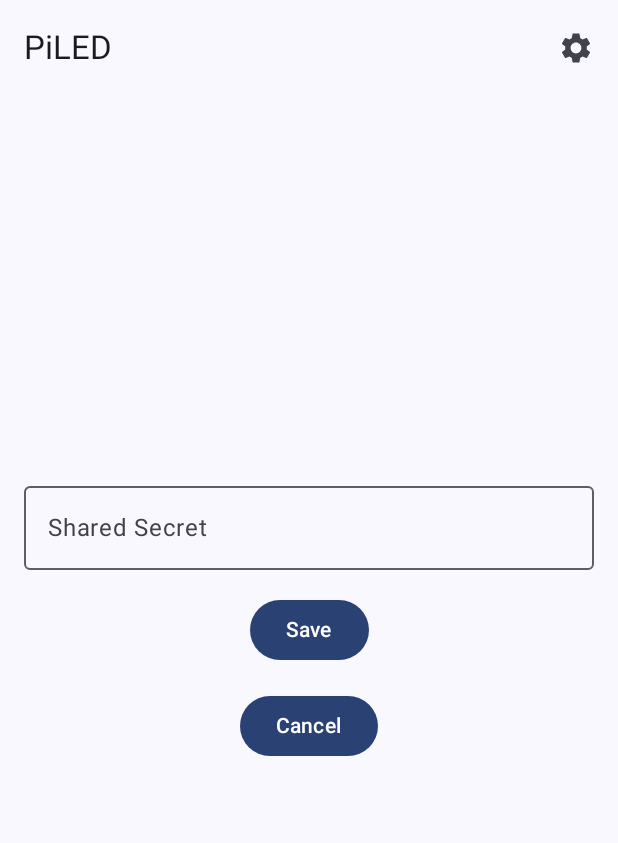
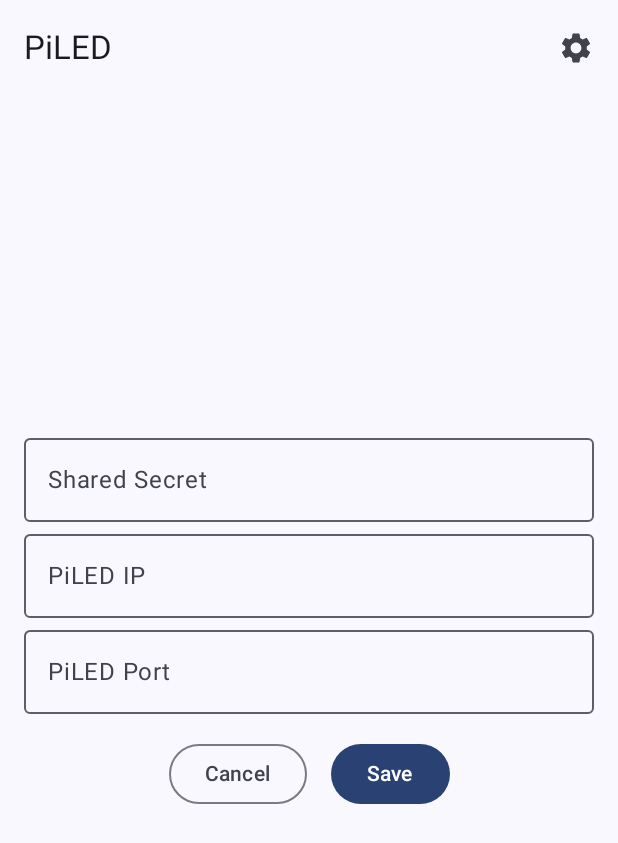
Before and after one commit to PolisanTheEasyNick/PiLED-Android, an Android app built with Jetpack Compose: the screen it shows after launch (MainActivity), after a tap on "Settings", on a phone screen of 412 x 824 dp. Shown: the top 843 px of the screen. Run offline under Robolectric (Android 15) with nearby library versions, the phone set to English and light mode, and no system bars.

Commit message:
feat: nfc and more settings

```diff
--- a/app/src/main/java/dev/polisan/piled/MainActivity.kt
+++ b/app/src/main/java/dev/polisan/piled/MainActivity.kt
@@ -13,6 +13,7 @@ import androidx.compose.material3.CircularProgressIndicator
 import androidx.compose.material3.ExperimentalMaterial3Api
 import androidx.compose.material3.Icon
 import androidx.compose.material3.IconButton
+import androidx.compose.material3.OutlinedButton
 import androidx.compose.material3.OutlinedTextField
 import androidx.compose.material3.Scaffold
 import androidx.compose.material3.Text
@@ -25,6 +26,9 @@ import androidx.compose.ui.res.painterResource
 import androidx.compose.ui.text.input.TextFieldValue
 import androidx.compose.ui.tooling.preview.Preview
 import androidx.compose.ui.unit.dp
+import dev.polisan.piled.PiLED.appContext
+import dev.polisan.piled.PiLED.defaultIp
+import dev.polisan.piled.PiLED.defaultPort
 import dev.polisan.piled.PiLED.isConnected
 import dev.polisan.piled.ui.theme.PiLEDTheme
 import kotlinx.coroutines.Dispatchers
@@ -38,6 +42,9 @@ var openSettings by mutableStateOf(false)
     private set
 
 class MainActivity : ComponentActivity() {
+
+    private val mainActivityContext = this
+
     @OptIn(ExperimentalMaterial3Api::class)
     override fun onCreate(savedInstanceState: Bundle?) {
         super.onCreate(savedInstanceState)
@@ -62,7 +69,7 @@ class MainActivity : ComponentActivity() {
                             context = this
                         )
                     } else {
-                        MainLayout(modifier = Modifier.padding(innerPadding))
+                        MainLayout(context = this, modifier = Modifier.padding(innerPadding))
                     }
                 }
             }
@@ -83,10 +90,10 @@ fun SettingsIcon(onClick: () -> Unit) {
 
 
 @Composable
-fun MainLayout(modifier: Modifier = Modifier) {
+fun MainLayout(context: Context, modifier: Modifier = Modifier) {
     var isLoading by remember { mutableStateOf(false) }
-    var address by remember { mutableStateOf(TextFieldValue("192.168.0.4")) }
-    var port by remember { mutableStateOf(TextFieldValue("3384")) }
+    var address by remember { mutableStateOf(TextFieldValue(getSetting(context, "piled_ip"))) }
+    var port by remember { mutableStateOf(TextFieldValue(getSetting(context, "piled_port"))) }
     val coroutineScope = rememberCoroutineScope()
 
     if (!isConnected) {
@@ -99,7 +106,7 @@ fun MainLayout(modifier: Modifier = Modifier) {
             onConnect = {
                 coroutineScope.launch {
                     isLoading = true
-                    PiLED.connect(address.text, port.text.toInt())
+                    PiLED.connect(address.text, port.text)
                     isLoading = false
                 }
             }
@@ -206,7 +213,9 @@ fun CurrentColor(color: Color) {
 
 @Composable
 fun SettingsUI(onClose: () -> Unit, context: Context) {
-    var sharedSecret by remember { mutableStateOf(TextFieldValue(getSavedSharedSecret(context))) }
+    var sharedSecret by remember { mutableStateOf(TextFieldValue(getSetting(context, "shared_secret"))) }
+    var ip by remember { mutableStateOf(TextFieldValue(getSetting(context, "piled_ip"))) }
+    var port by remember { mutableStateOf(TextFieldValue(getSetting(context, "piled_port"))) }
 
     Column(
         modifier = Modifier
@@ -221,34 +230,46 @@ fun SettingsUI(onClose: () -> Unit, context: Context) {
             label = { Text("Shared Secret") },
             modifier = Modifier.fillMaxWidth()
         )
+        Spacer(modifier = Modifier.width(4.dp))
+        OutlinedTextField(
+            value = ip,
+            onValueChange = { ip = it },
+            label = { Text("PiLED IP") },
+            modifier = Modifier.fillMaxWidth()
+        )
+        Spacer(modifier = Modifier.width(4.dp))
+        OutlinedTextField(
+            value = port,
+            onValueChange = { port = it },
+            label = { Text("PiLED Port") },
+            modifier = Modifier.fillMaxWidth()
+        )
         Spacer(modifier = Modifier.height(16.dp))
-        Button(onClick = {
-            saveSharedSecret(context, sharedSecret.text)
-            onClose()
-        }) {
-            Text("Save")
-        }
-        Spacer(modifier = Modifier.height(16.dp))
-        Button(onClick = onClose) {
-            Text("Cancel")
+        Row() {
+            OutlinedButton(onClick = onClose) {
+                Text("Cancel")
+            }
+            Spacer(modifier = Modifier.width(16.dp))
+            Button(onClick = {
+                saveSetting(context, "shared_secret", sharedSecret.text)
+                saveSetting(context, "piled_ip", ip.text)
+                saveSetting(context, "piled_port", port.text)
+                defaultIp = ip.text
+                defaultPort = port.text
+                onClose()
+            }) {
+                Text("Save")
+            }
         }
     }
 }
 
-private fun saveSharedSecret(context: Context, secret: String) {
+private fun saveSetting(context: Context, setting: String, value: String) {
     val prefs = context.getSharedPreferences("PiLEDPrefs", Context.MODE_PRIVATE)
-    prefs.edit().putString("shared_secret", secret).apply()
+    prefs.edit().putString(setting, value).apply()
 }
 
-private fun getSavedSharedSecret(context: Context): String {
+private fun getSetting(context: Context, setting: String): String {
     val prefs = context.getSharedPreferences("PiLEDPrefs", Context.MODE_PRIVATE)
-    return prefs.getString("shared_secret", "") ?: ""
+    return prefs.getString(setting, "") ?: ""
 }
-
-@Preview(showBackground = true)
-@Composable
-fun DefaultPreview() {
-    PiLEDTheme {
-        MainLayout()
-    }
-}
--- a/app/src/main/java/dev/polisan/piled/PiLED.kt
+++ b/app/src/main/java/dev/polisan/piled/PiLED.kt
@@ -42,10 +42,10 @@ enum class OP(var value: Int) {
 
 object PiLED {
     private var sharedSecret: String? = null
-    private const val defaultIp = "192.168.0.5"
-    private const val defaultPort = 3384
+    var defaultIp = "192.168.0.5"
+    var defaultPort = "3384"
     private const val version = 4;
-    private lateinit var appContext: Context
+    lateinit var appContext: Context
 
     private var socket: Socket? = null
     private var inputStream: InputStream? = null
@@ -68,6 +68,10 @@ object PiLED {
             Log.w("PiLED", "Shared secret not found in preferences. Please set it in settings.")
             Toast.makeText(context, "Shared secret not found in preferences. Please set it in settings.", Toast.LENGTH_LONG).show()
         }
+
+        defaultIp = prefs.getString("piled_ip", null) ?: "192.168.0.4"
+        defaultPort = prefs.getString("piled_port", null) ?: "3384"
+        Log.d("PiLED", "Initialized PiLED with $defaultIp:$defaultPort")
     }
 
     private inline fun <T> withSharedSecret(action: () -> T): T? {
@@ -83,16 +87,19 @@ object PiLED {
     /**
      * Establishes a connection to the server at the specified IP and port.
      */
-    suspend fun connect(ip: String = defaultIp, port: Int = defaultPort): Boolean {
+    suspend fun connect(ip: String = defaultIp, port: String = defaultPort, onConnected: (() -> Unit)? = null): Boolean {
         return withContext(Dispatchers.IO) {
             try {
                 socket = Socket()
-                socket!!.connect(InetSocketAddress(ip, port), 5000)
+                socket!!.connect(InetSocketAddress(ip, port.toInt()), 5000)
                 inputStream = BufferedInputStream(socket!!.getInputStream())
                 outputStream = socket!!.getOutputStream()
                 isConnected = true
                 Log.d("PiLED", "Connected to $ip:$port")
                 startListening()
+
+                onConnected?.invoke()
+
                 true
             } catch (e: Exception) {
                 Log.e("PiLED", "Connection failed: ${e.message}")
@@ -101,6 +108,7 @@ object PiLED {
             }
         }
     }
+
 
     /**
      * Closes the connection.
@@ -173,7 +181,9 @@ object PiLED {
         val blue = (color.blue * 255).toInt().toByte()
         val payload = byteArrayOf(red, green, blue, 3, 0)
         val packet = createPacket(header, payload)
-        sendPacket(packet)
+        coroutineScope.launch {
+            sendPacket(packet)
+        }
     }
 
     /**
@@ -183,7 +193,9 @@ object PiLED {
         val header = generateHeader(OP.SYS_TOGGLE_SUSPEND)
         val payload = byteArrayOf(209.toByte(), 0.toByte(), 255.toByte(), 3.toByte(), 0.toByte())
         val packet = createPacket(header, payload)
-        sendPacket(packet)
+        coroutineScope.launch {
+            sendPacket(packet)
+        }
     }
     /**
      * Requests the current color from the server.
@@ -191,7 +203,9 @@ object PiLED {
     fun requestColor() = withSharedSecret {
         val header = generateHeader(OP.LED_GET_CURRENTCOLOR)
         val packet = createPacket(header, ByteArray(0))
-        sendPacket(packet)
+        coroutineScope.launch {
+            sendPacket(packet)
+        }
     }
 
     private fun generateHeader(opCode: OP): ByteArray {
@@ -208,24 +222,22 @@ object PiLED {
         return header + hmac + payload
     }
 
-    private fun sendPacket(data: ByteArray, waitResponse: Boolean = false): ByteArray? {
-        var response: ByteArray? = null
-        CoroutineScope(Dispatchers.IO).launch {
+    private suspend fun sendPacket(data: ByteArray){
+        return withContext(Dispatchers.IO) {
             try {
+                val address = socket?.remoteSocketAddress?.toString() ?: "Unknown"
+                Log.d("PiLED", "Sending packet to $address")
+
                 outputStream?.write(data)
                 outputStream?.flush()
-                Log.d("PiLED", "Packet sent")
-
-                if (waitResponse) {
-                    response = inputStream?.readBytes()
-                }
+                Log.d("PiLED", "Packet sent to $address")
             } catch (e: Exception) {
-                Log.e("PiLED", "Error sending packet: ${e}")
+                Log.e("PiLED", "Error sending packet to ${socket?.remoteSocketAddress}: ${e}")
                 disconnect()
             }
         }
-        return if (waitResponse) response else null
     }
+
 
     private fun hmacSha256(secret: String, data: ByteArray): ByteArray {
         val keySpec = SecretKeySpec(secret.toByteArray(Charsets.UTF_8), "HmacSHA256")
```
Also changed, not shown: app/src/main/java/dev/polisan/piled/NFCReader.kt (+11 -2 lines).
